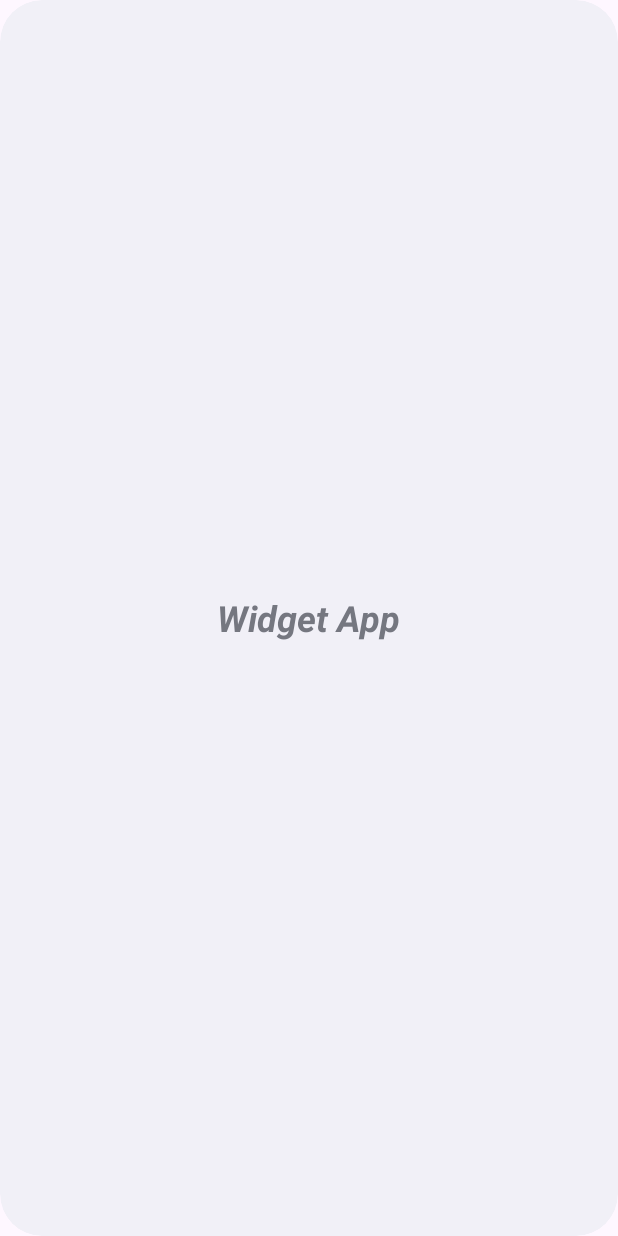
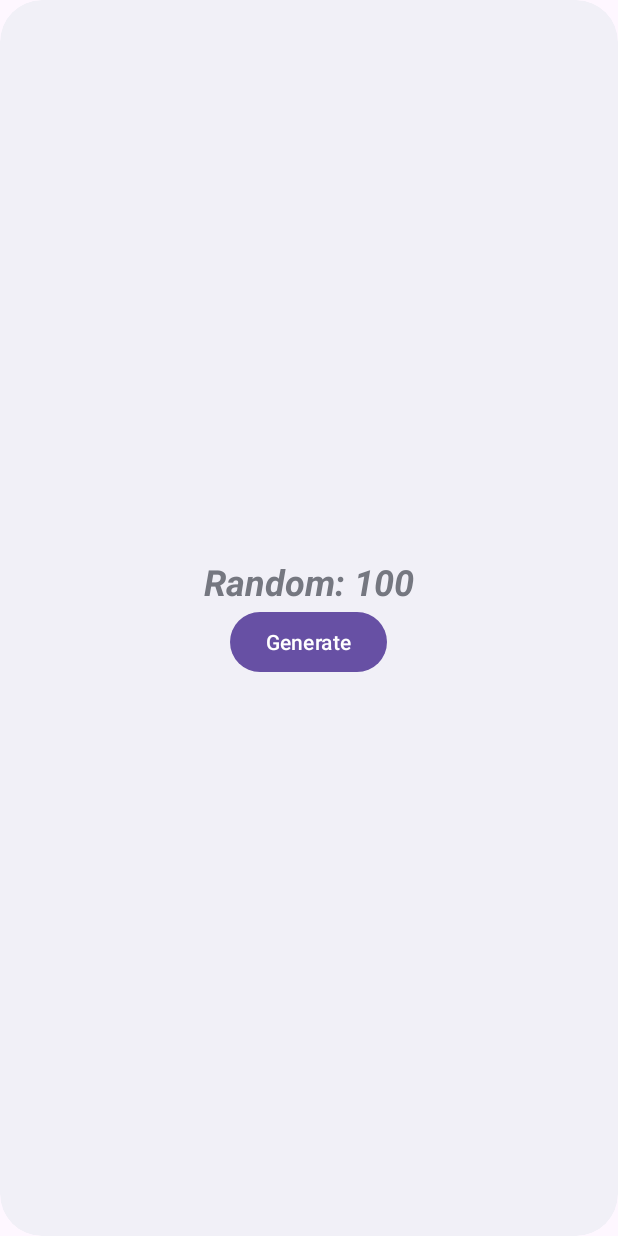
Before and after one commit to ricky-kiva/andro-widget-app, an Android app: the layout random_number_widget.xml on its own in the app's theme, with its tools: preview values and no code run, on a phone screen of 412 x 824 dp. Run offline under Robolectric (Android 15) with nearby library versions, the phone set to English and light mode, and no system bars.

Commit message:
add button to random

```diff
--- a/app/src/main/res/layout/random_number_widget.xml
+++ b/app/src/main/res/layout/random_number_widget.xml
@@ -4,16 +4,34 @@
     android:layout_height="match_parent"
     android:theme="@style/Theme.WidgetApp.AppWidgetContainer">
 
-    <TextView
-        android:id="@+id/appwidget_text"
-        android:layout_width="wrap_content"
+    <LinearLayout
+        android:layout_width="match_parent"
         android:layout_height="wrap_content"
         android:layout_centerHorizontal="true"
         android:layout_centerVertical="true"
-        android:layout_margin="8dp"
-        android:contentDescription="@string/appwidget_text"
-        android:text="@string/appwidget_text"
-        android:textSize="24sp"
-        android:textStyle="bold|italic" />
+        android:orientation="vertical">
+
+        <TextView
+            android:id="@+id/appwidget_text"
+            android:layout_width="wrap_content"
+            android:layout_height="wrap_content"
+            android:layout_weight="1"
+            android:layout_gravity="center"
+            android:contentDescription="@string/appwidget_text"
+            android:text="@string/random"
+            android:textSize="24sp"
+            android:textStyle="bold|italic" />
+
+        <Button
+            android:id="@+id/btn_click"
+            android:layout_width="wrap_content"
+            android:layout_height="wrap_content"
+            android:layout_gravity="center"
+            android:layout_weight="1"
+            android:text="@string/generate" />
+
+    </LinearLayout>
+
+
 
 </RelativeLayout>
--- a/app/src/main/res/values/strings.xml
+++ b/app/src/main/res/values/strings.xml
@@ -3,5 +3,7 @@
     <string name="appwidget_text">Widget App</string>
     <string name="add_widget">Add widget</string>
     <string name="app_widget_description">Gives you random number</string>
-    <string name="instruction_add_widget">Please dd widget on Home screen manually.</string>
+    <string name="instruction_add_widget">Please add widget on Home screen manually.</string>
+    <string name="generate">Generate</string>
+    <string name="random">Random: 100</string>
 </resources>
```
Also changed, not shown: app/src/main/java/com/rickyslash/widgetapp/RandomNumberWidget.kt (+37 -0 lines).
